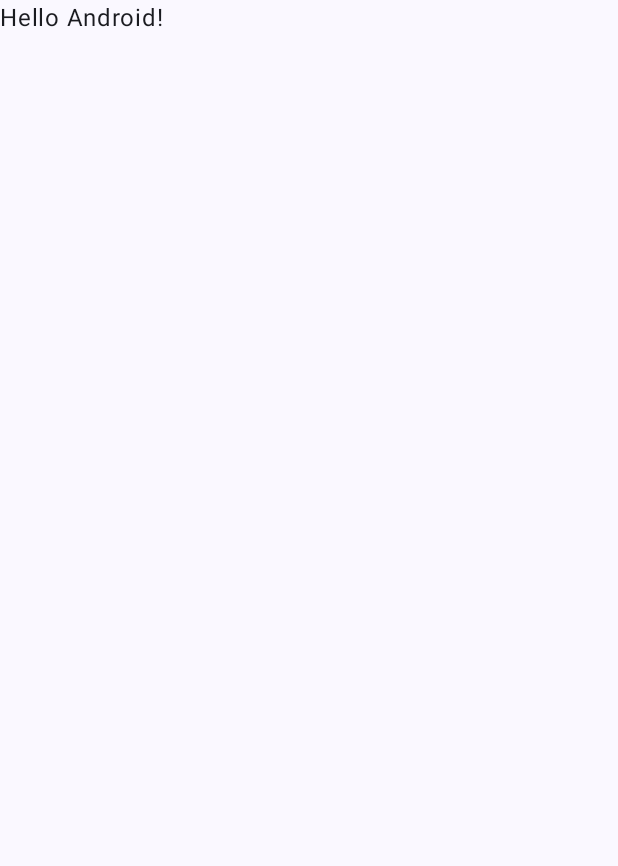
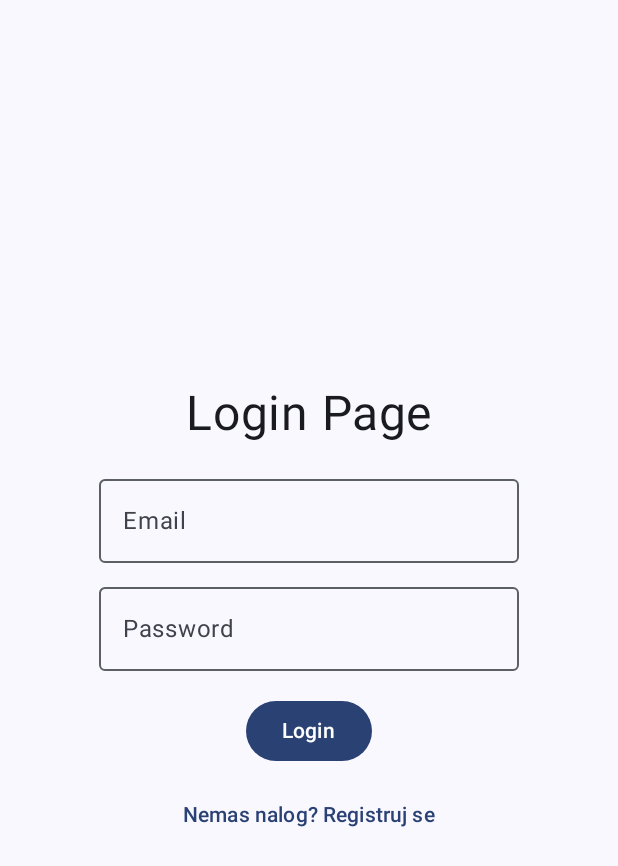
Before and after one commit to MiljanMiki/CrowdCheck, an Android app built with Jetpack Compose: the screen it shows after launch (MainActivity), on a phone screen of 412 x 824 dp. Before the commit the part shown is almost empty. Shown: the top 866 px of the screen. Run offline under Robolectric (Android 15) with nearby library versions, the phone set to English and light mode, and no system bars; our stand-ins replace Firebase (no records; nobody signed in at launch, a user with empty details on screens opened directly).

Commit message:
Radi navigacija izmedju login/reg/main. Sad treba da osposobim biranje fotografije

```diff
--- a/app/src/main/AndroidManifest.xml
+++ b/app/src/main/AndroidManifest.xml
@@ -1,6 +1,12 @@
 <?xml version="1.0" encoding="utf-8"?>
 <manifest xmlns:android="http://schemas.android.com/apk/res/android"
     xmlns:tools="http://schemas.android.com/tools">
+
+    <uses-feature
+        android:name="android.hardware.camera"
+        android:required="false" />
+
+    <uses-permission android:name="android.permission.CAMERA" />
 
     <application
         android:allowBackup="true"
--- a/app/src/main/java/com/lab/crowdcheck/MainActivity.kt
+++ b/app/src/main/java/com/lab/crowdcheck/MainActivity.kt
@@ -11,18 +11,26 @@ import androidx.compose.material3.Text
 import androidx.compose.runtime.Composable
 import androidx.compose.ui.Modifier
 import androidx.compose.ui.tooling.preview.Preview
+import com.google.firebase.firestore.FirebaseFirestore
+import com.lab.crowdcheck.presentation.NavigationHost
 import com.lab.crowdcheck.presentation.theme.CrowdCheckTheme
+import com.lab.crowdcheck.presentation.viewmodel.AuthViewModel
 
 class MainActivity : ComponentActivity() {
+
+    private val firestore = FirebaseFirestore.getInstance()
+    private val authViewModel = AuthViewModel(firestore)
+
     override fun onCreate(savedInstanceState: Bundle?) {
         super.onCreate(savedInstanceState)
         enableEdgeToEdge()
         setContent {
             CrowdCheckTheme {
                 Scaffold(modifier = Modifier.fillMaxSize()) { innerPadding ->
-                    Greeting(
-                        name = "Android",
-                        modifier = Modifier.padding(innerPadding)
+                    NavigationHost(
+                        firestore,
+                        authViewModel,
+                        Modifier.padding(innerPadding)
                     )
                 }
             }
--- /dev/null
+++ b/app/src/main/java/com/lab/crowdcheck/presentation/NavigationHost.kt
@@ -0,0 +1,63 @@
+package com.lab.crowdcheck.presentation
+
+import androidx.compose.runtime.Composable
+import androidx.compose.ui.Modifier
+import androidx.navigation.compose.NavHost
+import androidx.navigation.compose.composable
+import androidx.navigation.compose.rememberNavController
+import androidx.navigation.navOptions
+import com.google.firebase.firestore.FirebaseFirestore
+import com.lab.crowdcheck.presentation.pages.LoginPage
+import com.lab.crowdcheck.presentation.pages.RegisterPage
+import com.lab.crowdcheck.presentation.viewmodel.AuthViewModel
+import com.lab.crowdcheck.presentation.Routes
+import com.lab.crowdcheck.presentation.pages.MainPage
+
+
+@Composable
+fun NavigationHost(
+    firestore : FirebaseFirestore,
+    authViewModel : AuthViewModel,
+    modifier : Modifier
+){
+    val navController = rememberNavController()
+
+
+
+    NavHost(
+        navController,
+        modifier = modifier,
+        startDestination = Routes.loginScreen
+    ){
+        composable(route = Routes.loginScreen){
+            LoginPage(
+                onRegisterClick = {navController.navigate(route = Routes.registerScreen)},
+                onLoginSucces = {navController.navigate(
+                    route = Routes.mainScreen,
+                    navOptions = navOptions { popUpTo(Routes.loginScreen){inclusive = true} }
+                )
+                },
+                authViewModel)
+        }
+
+        composable(route = Routes.registerScreen){
+            RegisterPage(
+                onRegisterSuccess = { navController
+                    .navigate(
+                        route = Routes.mainScreen,
+                        navOptions = navOptions { popUpTo(Routes.loginScreen){inclusive = true} }
+                    )
+                },
+                onLoginClick = {navController.navigate(route = Routes.loginScreen)},
+                authViewModel
+            )
+        }
+
+        composable(route = Routes.mainScreen){
+            MainPage(authViewModel)
+        }
+    }
+
+
+
+}
--- /dev/null
+++ b/app/src/main/java/com/lab/crowdcheck/presentation/Routes.kt
@@ -0,0 +1,9 @@
+package com.lab.crowdcheck.presentation
+
+object Routes {
+    val loginScreen = "loginScreen"
+    val registerScreen = "registerScreen"
+    val userProfileScreen = "userProfileScreen"
+    val mainScreen = "mainScreen"
+    val rankingScreen = "rankingScreen"
+}
--- /dev/null
+++ b/app/src/main/java/com/lab/crowdcheck/presentation/pages/LoginPage.kt
@@ -0,0 +1,101 @@
+package com.lab.crowdcheck.presentation.pages
+
+import androidx.compose.foundation.layout.Arrangement
+import androidx.compose.foundation.layout.Column
+import androidx.compose.foundation.layout.Spacer
+import androidx.compose.foundation.layout.fillMaxSize
+import androidx.compose.foundation.layout.height
+import androidx.compose.material3.Button
+import androidx.compose.material3.OutlinedTextField
+import androidx.compose.material3.Text
+import androidx.compose.material3.TextButton
+import androidx.compose.runtime.Composable
+import androidx.compose.runtime.LaunchedEffect
+import androidx.compose.runtime.collectAsState
+import androidx.compose.runtime.getValue
+import androidx.compose.runtime.mutableStateOf
+import androidx.compose.runtime.remember
+import androidx.compose.runtime.setValue
+import androidx.compose.ui.Alignment
+import androidx.compose.ui.Modifier
+import androidx.compose.ui.text.input.PasswordVisualTransformation
+import androidx.compose.ui.unit.dp
+import androidx.compose.ui.unit.sp
+import com.lab.crowdcheck.presentation.viewmodel.AuthViewModel
+
+@Composable
+fun LoginPage(
+    onRegisterClick : ()-> Unit,
+    onLoginSucces: ()-> Unit,
+    authViewModel : AuthViewModel
+) {
+    var email by remember {
+        mutableStateOf("")
+    }
+    var password by remember {
+        mutableStateOf("")
+    }
+
+    val user by authViewModel.userState.collectAsState()
+    val error by authViewModel.errorMessage.collectAsState()
+    val loading by authViewModel.loading.collectAsState()
+
+    LaunchedEffect(user)
+    {
+        if(user!=null)
+            onLoginSucces()
+    }
+
+    Column(
+        modifier = Modifier.fillMaxSize(),
+        verticalArrangement = Arrangement.Center,
+        horizontalAlignment = Alignment.CenterHorizontally
+    ) {
+        Text(text = "Login Page", fontSize = 32.sp)
+
+        Spacer(modifier = Modifier.height(16.dp))
+
+        OutlinedTextField(
+            value = email,
+            onValueChange = {
+                email = it
+            },
+            label = {
+                Text(text = "Email")
+            }
+        )
+
+        Spacer(modifier = Modifier.height(8.dp))
+
+        OutlinedTextField(
+            value = password,
+            onValueChange = { password = it },
+            label = { Text("Password") },
+            visualTransformation = PasswordVisualTransformation()
+        )
+
+        Spacer(modifier = Modifier.height(16.dp))
+
+        error?.let {
+            Text(text = it, color = androidx.compose.ui.graphics.Color.Red)
+            Spacer(modifier = Modifier.height(8.dp))
+        }
+
+        Button(
+            onClick = { authViewModel.signIn(email, password) },
+            enabled = !loading
+        ) {
+            Text(text = if (loading) "Logovanje..." else "Login")
+        }
+
+
+
+        Spacer(modifier = Modifier.height(8.dp))
+
+        TextButton(onClick =
+            onRegisterClick
+        ) {
+            Text(text = "Nemas nalog? Registruj se")
+        }
+    }
+}
```
Also changed, not shown: app/build.gradle.kts (+8 -3 lines), app/src/main/java/com/lab/crowdcheck/presentation/pages/MainPage.kt (added, +12 -0 lines), app/src/main/java/com/lab/crowdcheck/presentation/pages/RegisterPage.kt (added, +209 -0 lines).
